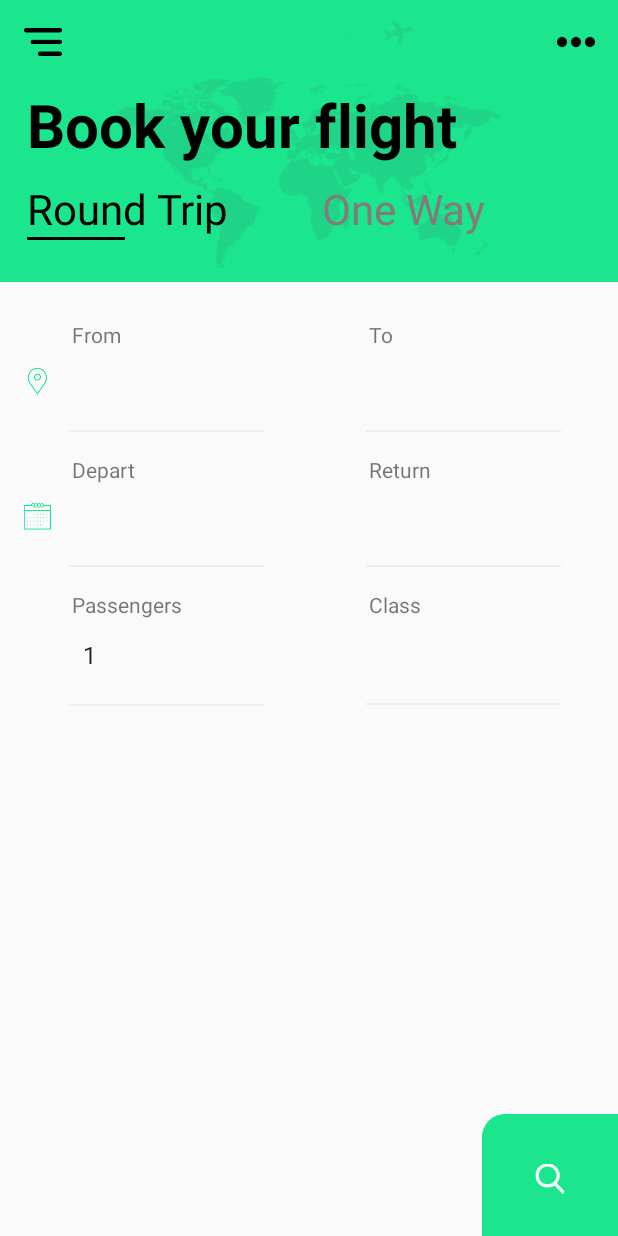
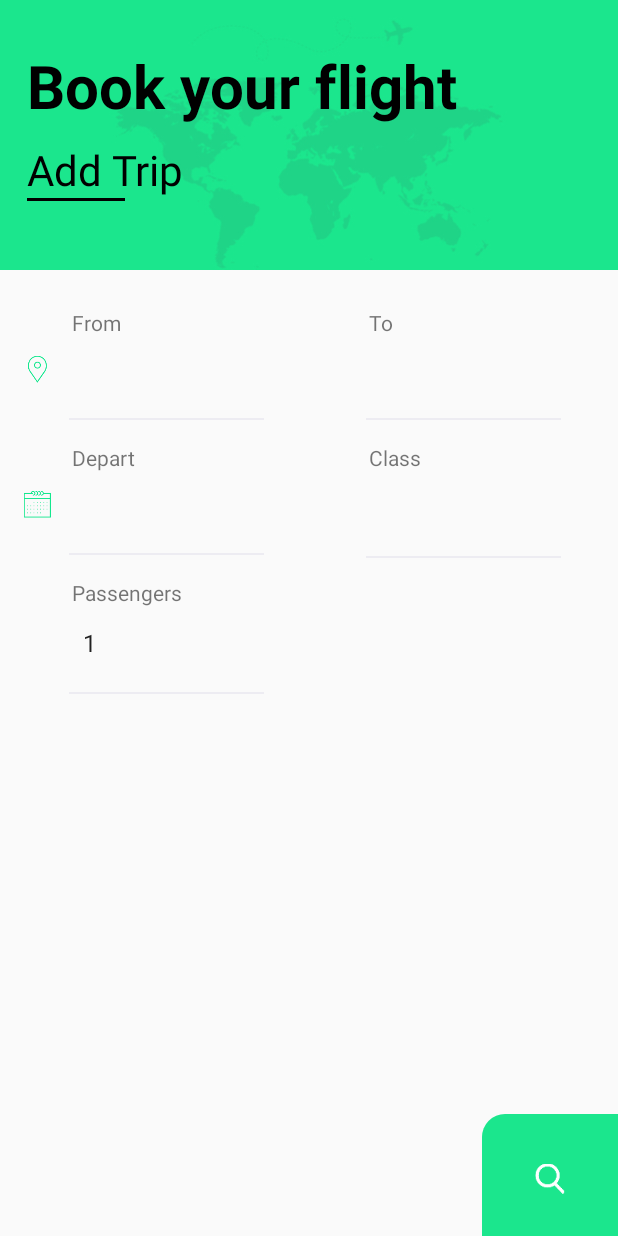
Before and after one commit to rohanprasadofficial/Airticket-App, an Android app: the layout activity_main.xml on its own in the app's theme, with its tools: preview values and no code run, on a phone screen of 412 x 824 dp. Run offline under Robolectric (Android 15) with nearby library versions, the phone set to English and light mode, and no system bars; Roboto replaces fonts that are not available here.

```diff
--- a/app/src/main/java/com/logarithm/airticket/flightticketbook/RestAPI/APIInterface.java
+++ b/app/src/main/java/com/logarithm/airticket/flightticketbook/RestAPI/APIInterface.java
@@ -54,7 +54,6 @@ public interface APIInterface {
 
     @HTTP(method = "DELETE", path = "flight/deleteairport", hasBody = true)
     Call<Response> deleteAirport(@Header("Authorization") String token, @Body DeleteAirport deleteFlight);
-
 
     @GET("flight/getallairports")
     Call<com.logarithm.airticket.flightticketbook.ModelClass.DeleteAirport.DeleteAirport> getAllAirports(@Header("Authorization") String token);
--- a/app/src/main/res/layout/activity_add_airport.xml
+++ b/app/src/main/res/layout/activity_add_airport.xml
@@ -44,7 +44,6 @@
             android:layout_marginBottom="30dp"
             app:cardBackgroundColor="@android:color/white"
             app:cardCornerRadius="5dp">
-
 
             <EditText
                 android:id="@+id/edt_name"
--- a/app/src/main/res/layout/activity_main.xml
+++ b/app/src/main/res/layout/activity_main.xml
@@ -28,10 +28,11 @@
         <LinearLayout
             android:layout_width="match_parent"
             android:layout_height="wrap_content"
+            android:layout_marginTop="30dp"
             android:orientation="vertical"
             android:paddingBottom="28dp">
 
-            <include layout="@layout/toolbar_main" />
+            <!--<include layout="@layout/toolbar_main" />-->
 
 
             <customfonts.MyTextView_Roboto_Bold
@@ -40,8 +41,8 @@
                 android:layout_marginLeft="18dp"
                 android:text="Book your flight"
                 android:textColor="#000"
-                android:textStyle="bold"
-                android:textSize="40dp" />
+                android:textSize="40dp"
+                android:textStyle="bold" />
 
             <LinearLayout
                 android:layout_width="match_parent"
@@ -62,7 +63,7 @@
                         android:layout_width="wrap_content"
                         android:layout_height="wrap_content"
                         android:layout_weight="1"
-                        android:text="Round Trip"
+                        android:text="Add Trip"
                         android:textColor="@color/textcolor"
                         android:textSize="28dp" />
 
@@ -75,32 +76,32 @@
                         android:orientation="vertical" />
                 </LinearLayout>
 
-                <LinearLayout
-                    android:id="@+id/linear2"
-                    android:layout_width="0dp"
-                    android:layout_height="wrap_content"
-                    android:layout_weight="1"
-                    android:orientation="vertical">
+                <!--<LinearLayout-->
+                    <!--android:id="@+id/linear2"-->
+                    <!--android:layout_width="0dp"-->
+                    <!--android:layout_height="wrap_content"-->
+                    <!--android:layout_weight="1"-->
+                    <!--android:orientation="vertical">-->
 
-                    <customfonts.MyTextView_Lato_Medium
-                        android:id="@+id/text_oneway"
-                        android:layout_width="wrap_content"
-                        android:layout_height="wrap_content"
-                        android:layout_weight="1"
-                        android:text="One Way"
-                        android:textColor="#837a7a"
-                        android:textSize="28dp" />
+                    <!--<customfonts.MyTextView_Lato_Medium-->
+                        <!--android:id="@+id/text_oneway"-->
+                        <!--android:layout_width="wrap_content"-->
+                        <!--android:layout_height="wrap_content"-->
+                        <!--android:layout_weight="1"-->
+                        <!--android:text="One Way"-->
+                        <!--android:textColor="#837a7a"-->
+                        <!--android:textSize="28dp" />-->
 
-                    <LinearLayout
-                        android:id="@+id/line22"
-                        android:orientation="vertical"
-                        android:visibility="invisible"
-                        android:layout_marginLeft="4dp"
-                        android:layout_width="65dp"
-                        android:layout_height="2dp"
-                        android:background="#000" />
+                    <!--<LinearLayout-->
+                        <!--android:id="@+id/line22"-->
+                        <!--android:orientation="vertical"-->
+                        <!--android:visibility="invisible"-->
+                        <!--android:layout_marginLeft="4dp"-->
+                        <!--android:layout_width="65dp"-->
+                        <!--android:layout_height="2dp"-->
+                        <!--android:background="#000" />-->
 
-                </LinearLayout>
+                <!--</LinearLayout>-->
 
             </LinearLayout>
 
@@ -225,32 +226,32 @@
                 android:text=""
                 android:theme="@style/MineCustomTabText" />
 
-            <View
-                android:layout_width="130dp"
-                android:layout_height="1.5dp"
-                android:layout_marginBottom="15dp"
-                android:layout_marginLeft="30dp"
-                android:background="#edecf2" />
+            <!--<View-->
+                <!--android:layout_width="130dp"-->
+                <!--android:layout_height="1.5dp"-->
+                <!--android:layout_marginBottom="15dp"-->
+                <!--android:layout_marginLeft="30dp"-->
+                <!--android:background="#edecf2" />-->
 
-            <customfonts.MyTextView_Roboto_Regular
-                android:layout_width="wrap_content"
-                android:layout_height="wrap_content"
-                android:layout_marginBottom="9dp"
-                android:layout_marginLeft="32dp"
-                android:text="Return" />
+            <!--<customfonts.MyTextView_Roboto_Regular-->
+                <!--android:layout_width="wrap_content"-->
+                <!--android:layout_height="wrap_content"-->
+                <!--android:layout_marginBottom="9dp"-->
+                <!--android:layout_marginLeft="32dp"-->
+                <!--android:text="Return" />-->
 
-            <customfonts.EditText_Roboto_Regular
-                android:id="@+id/txtdata2"
-                android:layout_width="150dp"
-                android:clickable="true"
-                android:editable="false"
-                android:layout_height="wrap_content"
-                android:layout_marginBottom="20dp"
-                android:theme="@style/MineCustomTabText"
-                android:background="@android:color/transparent"
-                android:paddingLeft="31dp"
-                android:text=""
-                tools:ignore="DuplicateIds" />
+            <!--<customfonts.EditText_Roboto_Regular-->
+                <!--android:id="@+id/txtdata2"-->
+                <!--android:layout_width="150dp"-->
+                <!--android:clickable="true"-->
+                <!--android:editable="false"-->
+                <!--android:layout_height="wrap_content"-->
+                <!--android:layout_marginBottom="20dp"-->
+                <!--android:theme="@style/MineCustomTabText"-->
+                <!--android:background="@android:color/transparent"-->
+                <!--android:paddingLeft="31dp"-->
+                <!--android:text=""-->
+                <!--tools:ignore="DuplicateIds" />-->
 
             <View
                 android:layout_width="130dp"
```
Also changed, not shown: app/src/main/AndroidManifest.xml (+13 -6 lines), app/src/main/java/com/logarithm/airticket/flightticketbook/MainActivity.java (+145 -28 lines).
